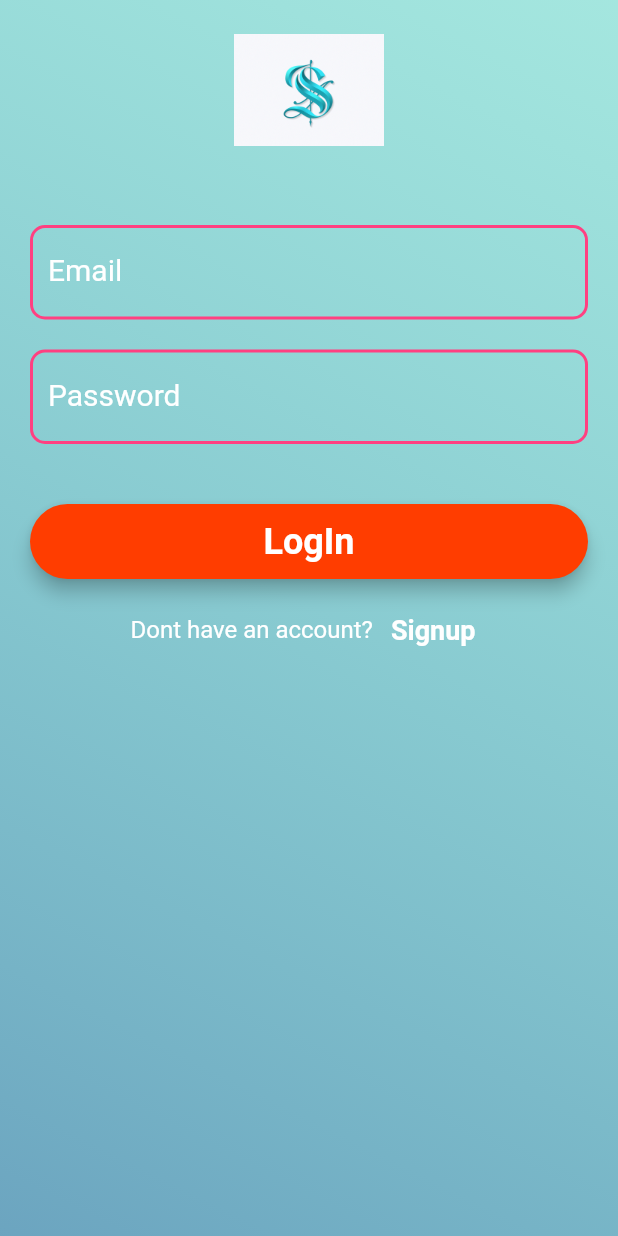
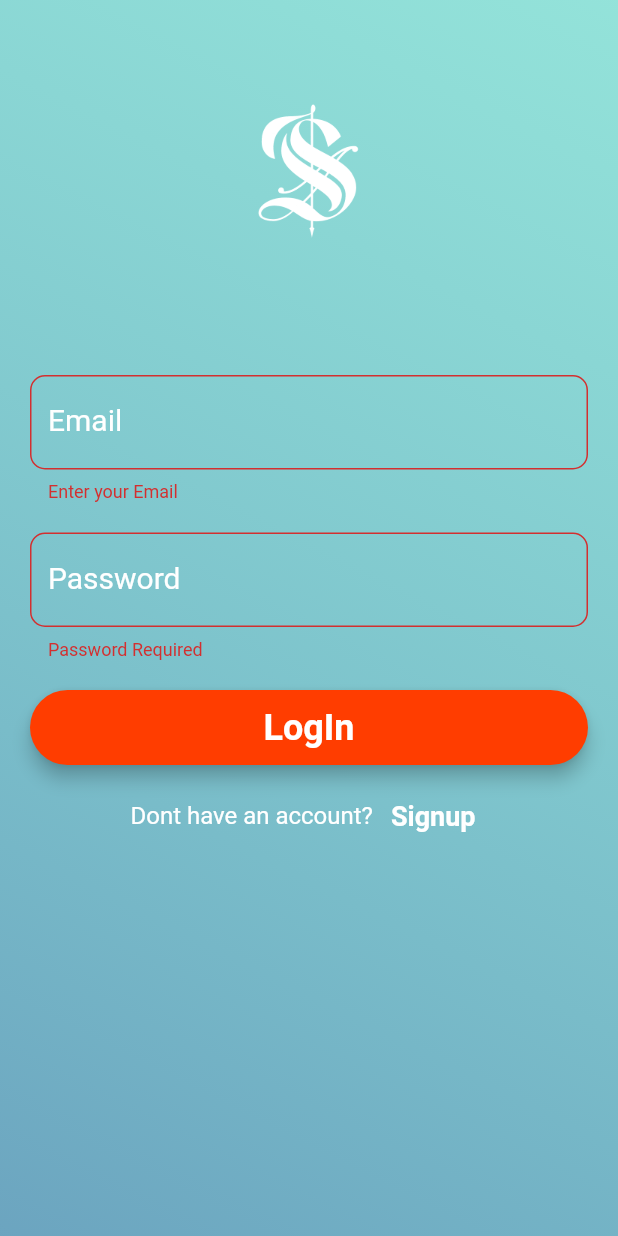
Before and after one commit to SauvikRay/firebase_login_signup, a Flutter app: the LogInScreen screen opened by its route, after a tap on "LogIn", on a phone screen of 412 x 824 dp. Run offline on Flutter 3.47's test engine with Material 2 defaults, Android fonts, the phone set to English and light mode, and no system bars; our stand-ins replace firebase_auth, firebase_core, fluttertoast; accounts and stored records are empty.

Commit message:
Login Complete

```diff
--- a/lib/main.dart
+++ b/lib/main.dart
@@ -1,10 +1,13 @@
+import 'package:firebase_core/firebase_core.dart';
 import 'package:flutter/material.dart';
 
 import 'screen/login_screen.dart';
 import 'screen/main_screens.dart';
 import 'screen/sign_up_screen.dart';
 
-void main() {
+Future<void> main() async {
+  WidgetsFlutterBinding.ensureInitialized();
+  await Firebase.initializeApp();
   runApp(const MyApp());
 }
 
@@ -18,20 +21,18 @@ class MyApp extends StatelessWidget {
       title: 'Flutter Demo',
       debugShowCheckedModeBanner: false,
       theme: ThemeData(
-
         primarySwatch: Colors.blue,
-
         textTheme: const TextTheme(
-          headline1: TextStyle(color: Colors.deepOrangeAccent,fontSize: 20.0),
-          headline2: TextStyle(color: Colors.white,fontSize: 20.0),
+          headline1: TextStyle(color: Colors.deepOrangeAccent, fontSize: 20.0),
+          headline2: TextStyle(color: Colors.white, fontSize: 20.0),
         ),
-
       ),
       routes: {
-        SignUpScreen.routeName: (context)=> const SignUpScreen(),
-        LogInScreen.routeName: (context)=> const LogInScreen(),
+        MyHomePage.routeName: (context) => const MyHomePage(),
+        SignUpScreen.routeName: (context) => const SignUpScreen(),
+        LogInScreen.routeName: (context) => const LogInScreen(),
       },
-      home: const LogInScreen(),
+      home: const MyHomePage(),
     );
   }
 }
--- a/lib/screen/login_screen.dart
+++ b/lib/screen/login_screen.dart
@@ -1,10 +1,16 @@
+import 'package:firebase_auth/firebase_auth.dart';
 import 'package:flutter/material.dart';
+import 'package:fluttertoast/fluttertoast.dart';
+import 'package:sign_up_login/screen/main_screens.dart';
 import 'package:sign_up_login/screen/sign_up_screen.dart';
+import 'package:sign_up_login/widget/text_input_form_widget.dart';
 
 class LogInScreen extends StatefulWidget {
-  const LogInScreen({Key? key,}) : super(key: key);
+  const LogInScreen({
+    Key? key,
+  }) : super(key: key);
 
-    static const routeName= '/login';
+  static const routeName = '/login';
   @override
   State<LogInScreen> createState() => _LogInScreenState();
 }
@@ -17,7 +23,27 @@ class _LogInScreenState extends State<LogInScreen> {
   final TextEditingController _emailController = TextEditingController();
   final TextEditingController _passwordController = TextEditingController();
 
+  //calling Firebase
+  final _auth = FirebaseAuth.instance;
 
+//login function
+  void signIn(String email, String password) async {
+    if (_formKey.currentState!.validate()) {
+      await _auth
+          .signInWithEmailAndPassword(email: email, password: password)
+          .then((userId) {
+        print(email);
+        print(password);
+        Fluttertoast.showToast(
+          msg: "Login Successfull",
+        );
+        Navigator.pushReplacement(context,
+            MaterialPageRoute(builder: (context) => const MyHomePage()));
+      }).catchError((e) {
+        Fluttertoast.showToast(msg: e!.message);
+      });
+    }
+  }
 
   @override
   Widget build(BuildContext context) {
@@ -27,12 +53,12 @@ class _LogInScreenState extends State<LogInScreen> {
           height: double.infinity,
           width: double.infinity,
           padding: const EdgeInsets.symmetric(horizontal: 20, vertical: 10),
-          decoration:  BoxDecoration(
+          decoration: BoxDecoration(
               gradient: LinearGradient(
             begin: Alignment.topRight,
             end: Alignment.bottomLeft,
             colors: [
-            const  Color(0xFF4FD3C4).withOpacity(0.5),
+              const Color(0xFF4FD3C4).withOpacity(0.6),
               const Color(0xFF488FB1).withOpacity(0.8),
             ],
           )),
@@ -42,87 +68,140 @@ class _LogInScreenState extends State<LogInScreen> {
               mainAxisAlignment: MainAxisAlignment.start,
               children: <Widget>[
                 Image.asset(
-                  'assets/images/s.jpg',
-                  height: 100,
-                  width: 100,
+                  'assets/images/s.png',
+                  color: const Color(0xFFFFFFFF),
+                  height: 200,
+                  width: 200,
                 ),
                 const SizedBox(
                   height: 20,
                 ),
                 const SizedBox(height: 20),
-                TextFormField(
-                  decoration: InputDecoration(
-                    border: OutlineInputBorder(
-                      borderRadius: BorderRadius.circular(10),
-                      borderSide:
-                          const BorderSide(width: 2, color: Colors.white),
-                    ),
-                    enabledBorder: OutlineInputBorder(
-                      borderRadius: BorderRadius.circular(10),
-                      borderSide: const BorderSide(
-                          color: Colors.pinkAccent, width: 2.0),
-                    ),
-                    focusedBorder: OutlineInputBorder(
-                      borderRadius: BorderRadius.circular(10),
-                      borderSide:
-                          const BorderSide(width: 2, color: Colors.lime),
-                    ),
-                    focusColor: Colors.lime,
+                // TextFormField(
+                //   decoration: InputDecoration(
+                //     border: OutlineInputBorder(
+                //       borderRadius: BorderRadius.circular(10),
+                //       borderSide:
+                //           const BorderSide(width: 2, color: Colors.white),
+                //     ),
+                //     enabledBorder: OutlineInputBorder(
+                //       borderRadius: BorderRadius.circular(10),
+                //       borderSide: const BorderSide(
+                //           color: Colors.pinkAccent, width: 2.0),
+                //     ),
+                //     focusedBorder: OutlineInputBorder(
+                //       borderRadius: BorderRadius.circular(10),
+                //       borderSide:
+                //           const BorderSide(width: 2, color: Colors.lime),
+                //     ),
+                //     focusColor: Colors.lime,
+                //     labelText: 'Email',
+                //     hintText: 'test@gmail.com',
+                //     hintStyle: Theme.of(context).textTheme.headline1,
+                //     labelStyle:
+                //         const TextStyle(fontSize: 20, color: Colors.white),
+                //   ),
+                //   style: Theme.of(context).textTheme.headline2,
+                //   keyboardType: TextInputType.emailAddress,
+                //   controller: _emailController,
+                //   focusNode: _emailFocuseNode,
+                //   textInputAction: TextInputAction.next,
+                //   onFieldSubmitted: (_) {
+                //     FocusScope.of(context).requestFocus(_passwordFocuseNode);
+                //   },
+                //   onSaved: (value){
+                //     _emailController.value;
+                //   },
+                // ),
+
+                TextInputField(
                   labelText: 'Email',
                   hintText: 'test@gmail.com',
-                    hintStyle: Theme.of(context).textTheme.headline1,
-                    labelStyle:
-                        const TextStyle(fontSize: 20, color: Colors.white),
-                  ),
-                  style: Theme.of(context).textTheme.headline2,
+                  focusNode: _emailFocuseNode,
+                  controller: _emailController,
                   keyboardType: TextInputType.emailAddress,
-                  controller: _emailController,
-                  focusNode: _emailFocuseNode,
                   textInputAction: TextInputAction.next,
                   onFieldSubmitted: (_) {
                     FocusScope.of(context).requestFocus(_passwordFocuseNode);
                   },
-                  onSaved: (value){
+                  validator: (value) {
+                    if (value!.isEmpty) {
+                      return 'Enter your Email';
+                    }
+                    //reg Expression
+                    if (!RegExp("^[a-zA-Z0-9+_.-]+@[a-zA-Z0-9.-]+.[a-z]")
+                        .hasMatch(value)) {
+                      return 'Please enter your valid email';
+                    }
+                    return null;
+                  },
+                  onSaved: (value) {
                     _emailController.value;
                   },
                 ),
                 const SizedBox(height: 20),
-                TextFormField(
-                  decoration: InputDecoration(
-                    enabledBorder: OutlineInputBorder(
-                      borderRadius: BorderRadius.circular(10),
-                      borderSide: const BorderSide(
-                          color: Colors.pinkAccent, width: 2.0),
-                    ),
-                    focusedBorder: OutlineInputBorder(
-                      borderRadius: BorderRadius.circular(10),
-                      borderSide:
-                          const BorderSide(width: 2, color: Colors.lime),
-                    ),
-                    focusColor: Colors.lime,
+
+                TextInputField(
                   labelText: 'Password',
-                    hintText: '********',
-                    hintStyle: Theme.of(context).textTheme.headline1,
-                    labelStyle:
-                        const TextStyle(fontSize: 20, color: Colors.white),
-                  ),
+                  hintText: 'P@sw0rd',
+                  focusNode: _passwordFocuseNode,
+                  controller: _passwordController,
+                  keyboardType: TextInputType.visiblePassword,
+                  textInputAction: TextInputAction.done,
                   obscureText: true,
                   obscuringCharacter: '*',
-                  style: Theme.of(context).textTheme.headline2,
-                  keyboardType: TextInputType.visiblePassword,
-                  focusNode: _passwordFocuseNode,
-                  textInputAction: TextInputAction.done,
-                  controller: _passwordController,
-                  onSaved: (value){
+                  validator: (value) {
+                    RegExp regex = RegExp(r'^.{6,}$');
+                    if (value!.isEmpty) {
+                      return 'Password Required';
+                    }
+                    if (!regex.hasMatch(value)) {
+                      return 'Please enter valid password(minimum 6 Character)';
+                    }
+                    return null;
+                  },
+                  onSaved: (value) {
                     _passwordController.value;
                   },
                 ),
-                const SizedBox(height: 20),
+
+                // TextFormField(
+                //   decoration: InputDecoration(
+                //     enabledBorder: OutlineInputBorder(
+                //       borderRadius: BorderRadius.circular(10),
+                //       borderSide: const BorderSide(
+                //           color: Colors.pinkAccent, width: 2.0),
+                //     ),
+                //     focusedBorder: OutlineInputBorder(
+                //       borderRadius: BorderRadius.circular(10),
+                //       borderSide:
+                //           const BorderSide(width: 2, color: Colors.lime),
+                //     ),
+                //     focusColor: Colors.lime,
+                //     labelText: 'Password',
+                //     hintStyle: Theme.of(context).textTheme.headline1,
+                //     labelStyle:
+                //         const TextStyle(fontSize: 20, color: Colors.white),
+                //   ),
+                //   obscureText: true,
+                //   obscuringCharacter: '*',
+                //   style: Theme.of(context).textTheme.headline2,
+                //   keyboardType: TextInputType.visiblePassword,
+                //   focusNode: _passwordFocuseNode,
+                //   textInputAction: TextInputAction.done,
+                //   controller: _passwordController,
+                //   onSaved: (value){
+                //     _passwordController.value;
+                //   },
+                // ),
+
                 const SizedBox(
                   height: 20,
                 ),
                 MaterialButton(
-                  onPressed: () {},
+                  onPressed: () {
+                    signIn(_emailController.text, _passwordController.text);
+                  },
                   child: const Text(
                     'LogIn',
                     style: TextStyle(
@@ -139,20 +218,34 @@ class _LogInScreenState extends State<LogInScreen> {
                   elevation: 5.0,
                   splashColor: Colors.white.withOpacity(0.4),
                 ),
-              const SizedBox(height: 10,),
+                const SizedBox(
+                  height: 10,
+                ),
 
                 Row(
                   mainAxisAlignment: MainAxisAlignment.center,
                   children: [
-                const Text('Dont have an account? ',style: TextStyle(fontSize: 16,fontWeight: FontWeight.normal,color: Colors.white),),
+                    const Text(
+                      'Dont have an account? ',
+                      style: TextStyle(
+                          fontSize: 16,
+                          fontWeight: FontWeight.normal,
+                          color: Colors.white),
+                    ),
                     TextButton(
-                   child:const Text('Signup',style: TextStyle(fontSize: 18,fontWeight: FontWeight.bold,color: Colors.white),),
-                 onPressed: (){
-                   Navigator.pushNamed(context,SignUpScreen.routeName);
+                      child: const Text(
+                        'Signup',
+                        style: TextStyle(
+                            fontSize: 18,
+                            fontWeight: FontWeight.bold,
+                            color: Colors.white),
+                      ),
+                      onPressed: () {
+                        Navigator.pushNamed(context, SignUpScreen.routeName);
                       },
                     ),
-              ],)
-
+                  ],
+                )
               ],
             ),
           ),
--- a/lib/screen/main_screens.dart
+++ b/lib/screen/main_screens.dart
@@ -1,47 +1,49 @@
 import 'package:flutter/material.dart';
 
 class MyHomePage extends StatefulWidget {
-  const MyHomePage({Key? key,}) : super(key: key);
+  const MyHomePage({
+    Key? key,
+  }) : super(key: key);
+
+  static const routeName = '/main-page';
+
   @override
   State<MyHomePage> createState() => _MyHomePageState();
 }
 
 class _MyHomePageState extends State<MyHomePage> {
-
-
   @override
   Widget build(BuildContext context) {
-
     return SafeArea(
       child: Scaffold(
-
-
         body: Container(
           height: double.infinity,
           width: double.infinity,
-          padding:const  EdgeInsets.symmetric(horizontal: 20,vertical: 10),
-          decoration:const BoxDecoration(
-            gradient: LinearGradient(
-              begin: Alignment.topRight,
-              end: Alignment.bottomLeft,
+          padding: const EdgeInsets.symmetric(horizontal: 20, vertical: 10),
+          decoration: const BoxDecoration(
+              gradient: LinearGradient(
+            begin: Alignment.topRight,
+            end: Alignment.bottomLeft,
             colors: [
               Color(0xFF4FD3C4),
               Color(0xFF488FB1),
             ],
           )),
-
           child: Column(
-
             mainAxisAlignment: MainAxisAlignment.center,
             children: <Widget>[
-              Image.asset('assets/images/s.jpg',width: double.infinity,),
-              const SizedBox(height: 20,),
+              Image.asset(
+                'assets/images/s.png',
+                width: double.infinity,
+              ),
+              const SizedBox(
+                height: 20,
+              ),
 
-
+              TextButton(onPressed: (){}, child:const Text('LogOut',style: TextStyle(color: Colors.red,fontSize: 16,fontWeight: FontWeight.bold),))
             ],
           ),
         ),
-
       ),
     );
   }
--- a/lib/screen/sign_up_screen.dart
+++ b/lib/screen/sign_up_screen.dart
@@ -56,7 +56,7 @@ class _SignUpScreenState extends State<SignUpScreen> {
 
                 mainAxisAlignment: MainAxisAlignment.start,
                 children: <Widget>[
-                  Image.asset('assets/images/s.jpg',height: 100,width: 100,),
+                  Image.asset('assets/images/s.png',height: 200,width: 200,),
                   const SizedBox(height: 20,),
                    TextFormField(
                     decoration:  InputDecoration(
--- /dev/null
+++ b/lib/widget/text_input_form_widget.dart
@@ -0,0 +1,64 @@
+import 'package:flutter/material.dart';
+
+class TextInputField extends StatelessWidget {
+  final String labelText;
+  final String hintText;
+  final FocusNode? focusNode;
+  final TextEditingController? controller;
+  final TextInputType? keyboardType;
+  final TextInputAction? textInputAction;
+  final bool obscureText;
+  final String? obscuringCharacter;
+  final ValueChanged<String>? onFieldSubmitted;
+  final FormFieldSetter<String>? onSaved;
+  final FormFieldValidator<String>? validator;
+
+  const TextInputField({
+    Key? key,
+    required this.labelText,
+    required this.hintText,
+    this.focusNode,
+    this.controller,
+    this.keyboardType,
+    this.obscureText = false,
+    this.obscuringCharacter,
+    this.onFieldSubmitted,
+    this.onSaved,
+    this.validator, this.textInputAction,
+  }) : super(key: key);
+
+  @override
+  Widget build(BuildContext context) {
+    return TextFormField(
+      decoration: InputDecoration(
+        border: OutlineInputBorder(
+          borderRadius: BorderRadius.circular(10),
+          borderSide: const BorderSide(width: 2, color: Colors.white),
+        ),
+        enabledBorder: OutlineInputBorder(
+          borderRadius: BorderRadius.circular(10),
+          borderSide: const BorderSide(color: Colors.pinkAccent, width: 2.0),
+        ),
+        focusedBorder: OutlineInputBorder(
+          borderRadius: BorderRadius.circular(10),
+          borderSide: const BorderSide(width: 2, color: Colors.lime),
+        ),
+        focusColor: Colors.lime,
+        labelText: labelText,
+        hintText: hintText,
+        hintStyle: Theme.of(context).textTheme.headline1,
+        labelStyle: const TextStyle(fontSize: 20, color: Colors.white),
+      ),
+      obscureText: obscureText,
+      obscuringCharacter: obscuringCharacter ?? '•',
+      style: Theme.of(context).textTheme.headline2,
+      keyboardType: TextInputType.emailAddress,
+      controller: controller,
+      focusNode: focusNode,
+      textInputAction: TextInputAction.next,
+      onFieldSubmitted: onFieldSubmitted,
+      onSaved: onSaved,
+      validator: validator,
+    );
+  }
+}
--- a/pubspec.yaml
+++ b/pubspec.yaml
@@ -36,6 +36,8 @@ dependencies:
   cupertino_icons: ^1.0.2
   firebase_core: ^1.13.1
   firebase_auth: ^3.3.10
+  cloud_firestore: ^3.1.10
+  fluttertoast: ^8.0.9
 
 dev_dependencies:
   flutter_test:
```
Also changed, not shown: assets/images/s.png (added), pubspec.lock. Lines whose indentation alone changed are shown as unchanged.
